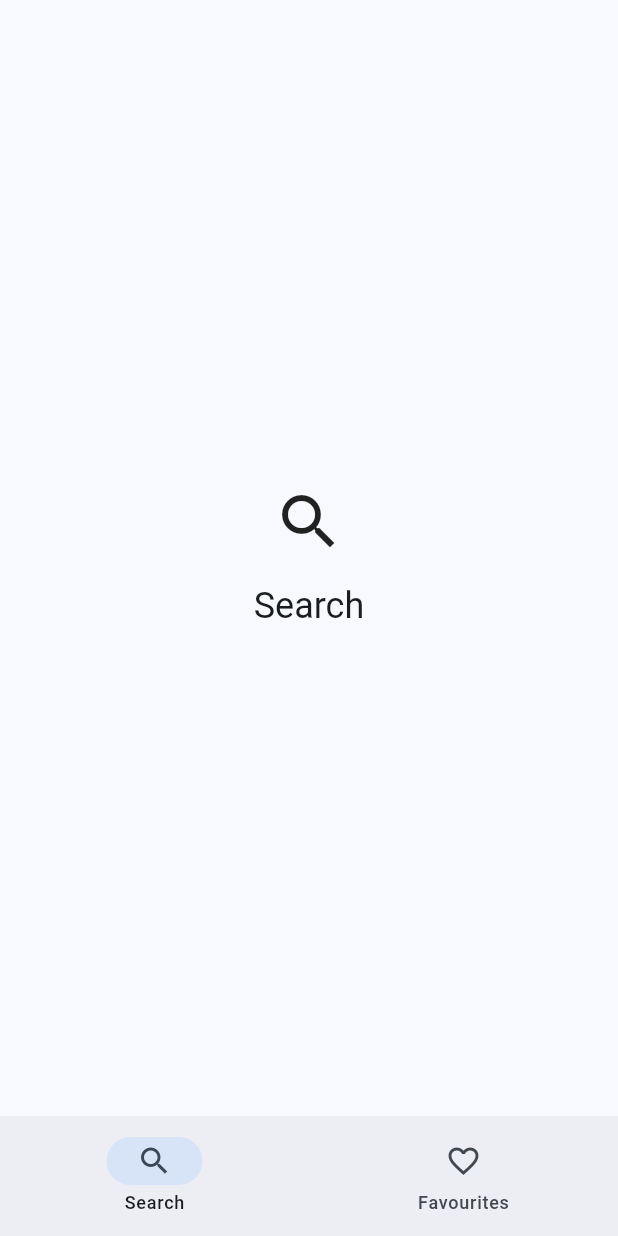
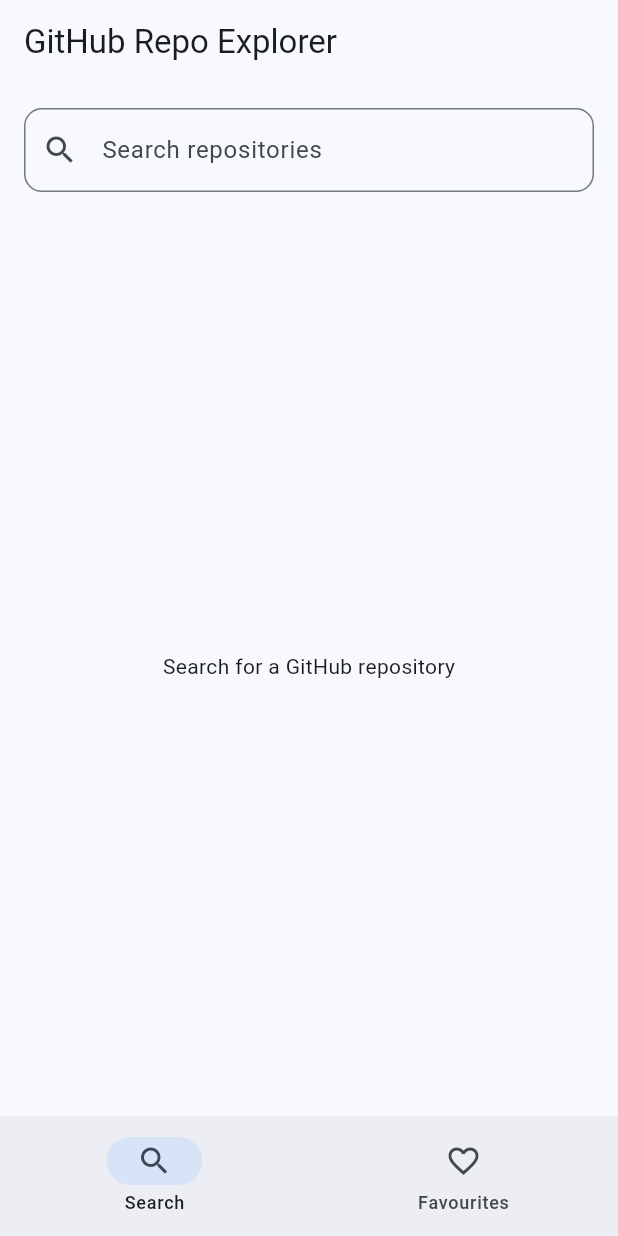
Before and after one commit to laknaremote-byte/github-repo-explorer, a Flutter app: the screen it shows after launch, on a phone screen of 412 x 824 dp. Run offline on Flutter 3.47's test engine with Material 3 defaults, Android fonts, the phone set to English and light mode, and no system bars; our stand-ins replace dio.

Commit message:
Implement GitHub repository search

```diff
--- /dev/null
+++ b/lib/models/repository.dart
@@ -0,0 +1,81 @@
+class Repository {
+  const Repository({
+    required this.id,
+    required this.name,
+    required this.fullName,
+    required this.ownerLogin,
+    required this.ownerAvatarUrl,
+    this.description,
+    required this.stars,
+    required this.forks,
+    required this.watchers,
+    required this.openIssuesCount,
+    this.language,
+    this.licenseName,
+    required this.updatedAt,
+    required this.htmlUrl,
+  });
+
+  final int id;
+  final String name;
+  final String fullName;
+  final String ownerLogin;
+  final String ownerAvatarUrl;
+  final String? description;
+  final int stars;
+  final int forks;
+  final int watchers;
+  final int openIssuesCount;
+  final String? language;
+  final String? licenseName;
+  final DateTime updatedAt;
+  final String htmlUrl;
+
+  factory Repository.fromJson(Map<String, dynamic> json) {
+    final owner = json['owner'] as Map<String, dynamic>?;
+
+    final license = json['license'] as Map<String, dynamic>?;
+
+    return Repository(
+      id: json['id'] as int,
+      name: json['name'] as String,
+      fullName: json['full_name'] as String,
+      ownerLogin: owner?['login'] as String? ?? '',
+      ownerAvatarUrl: owner?['avatar_url'] as String? ?? '',
+      description: json['description'] as String?,
+      stars: json['stargazers_count'] as int? ?? 0,
+      forks: json['forks_count'] as int? ?? 0,
+      watchers: json['watchers_count'] as int? ?? 0,
+      openIssuesCount: json['open_issues_count'] as int? ?? 0,
+      language: json['language'] as String?,
+      licenseName: license?['spdx_id'] as String?,
+      updatedAt: DateTime.parse(json['updated_at'] as String),
+      htmlUrl: json['html_url'] as String,
+    );
+  }
+
+  Map<String, dynamic> toJson() {
+    return {
+      'id': id,
+      'name': name,
+      'full_name': fullName,
+      'owner': {
+        'login': ownerLogin,
+        'avatar_url': ownerAvatarUrl,
+      },
+      'description': description,
+      'stargazers_count': stars,
+      'forks_count': forks,
+      'watchers_count': watchers,
+      'open_issues_count': openIssuesCount,
+      'language': language,
+      'license': licenseName == null
+          ? null
+          : {
+              'spdx_id': licenseName,
+            },
+      'updated_at': updatedAt.toIso8601String(),
+      'html_url': htmlUrl,
+    };
+  }
+}
--- /dev/null
+++ b/lib/providers/search_provider.dart
@@ -0,0 +1,72 @@
+import 'package:flutter/foundation.dart';
+
+import '../models/repository.dart';
+import '../services/github_api_service.dart';
+
+enum SearchStatus {
+  idle,
+  loading,
+  loaded,
+  empty,
+  error,
+}
+
+class SearchProvider extends ChangeNotifier {
+  SearchProvider({
+    required GithubApiService apiService,
+  }) : _apiService = apiService;
+
+  final GithubApiService _apiService;
+
+  List<Repository> _repositories = [];
+  String _query = '';
+  SearchStatus _status = SearchStatus.idle;
+  String? _errorMessage;
+
+  int _currentPage = 1;
+  bool _hasMore = true;
+
+  List<Repository> get repositories => _repositories;
+  String get query => _query;
+  SearchStatus get status => _status;
+  String? get errorMessage => _errorMessage;
+  bool get hasMore => _hasMore;
+
+  Future<void> search(String query) async {
+    final trimmedQuery = query.trim();
+
+    if (trimmedQuery.isEmpty) {
+      _repositories = [];
+      _query = '';
+      _status = SearchStatus.idle;
+      _errorMessage = null;
+      notifyListeners();
+      return;
+    }
+
+    _query = trimmedQuery;
+    _currentPage = 1;
+    _hasMore = true;
+    _status = SearchStatus.loading;
+    _errorMessage = null;
+    notifyListeners();
+
+    try {
+      final results = await _apiService.searchRepositories(
+        query: _query,
+        page: _currentPage,
+      );
+
+      _repositories = results;
+      _hasMore = results.length == 20;
+      _status = results.isEmpty
+          ? SearchStatus.empty
+          : SearchStatus.loaded;
+    } catch (error) {
+      _status = SearchStatus.error;
+      _errorMessage = 'Unable to search GitHub repositories.';
+    }
+
+    notifyListeners();
+  }
+}
--- a/lib/screens/home_screen.dart
+++ b/lib/screens/home_screen.dart
@@ -1,4 +1,5 @@
 import 'package:flutter/material.dart';
+import 'package:github_repo_explorer/screens/search_screen.dart';
 
 class HomeScreen extends StatefulWidget {
   const HomeScreen({super.key});
@@ -11,10 +12,7 @@
   int _selectedIndex = 0;
 
   final List<Widget> _screens = const [
-    _PlaceholderScreen(
-      title: 'Search',
-      icon: Icons.search,
-    ),
+    SearchScreen(),
     _PlaceholderScreen(
       title: 'Favourites',
       icon: Icons.favorite_border,
--- /dev/null
+++ b/lib/screens/search_screen.dart
@@ -0,0 +1,99 @@
+import 'package:flutter/material.dart';
+import 'package:provider/provider.dart';
+
+import '../providers/search_provider.dart';
+import '../widgets/repository_card.dart';
+
+class SearchScreen extends StatefulWidget {
+  const SearchScreen({super.key});
+
+  @override
+  State<SearchScreen> createState() => _SearchScreenState();
+}
+
+class _SearchScreenState extends State<SearchScreen> {
+  final TextEditingController _searchController = TextEditingController();
+
+  @override
+  void dispose() {
+    _searchController.dispose();
+    super.dispose();
+  }
+
+  void _search() {
+    context.read<SearchProvider>().search(
+          _searchController.text,
+        );
+  }
+
+  @override
+  Widget build(BuildContext context) {
+    return Scaffold(
+      appBar: AppBar(
+        title: const Text('GitHub Repo Explorer'),
+      ),
+      body: Column(
+        children: [
+          Padding(
+            padding: const EdgeInsets.all(16),
+            child: TextField(
+              controller: _searchController,
+              textInputAction: TextInputAction.search,
+              onSubmitted: (_) => _search(),
+              decoration: InputDecoration(
+                hintText: 'Search repositories',
+                prefixIcon: const Icon(Icons.search),
+                border: OutlineInputBorder(
+                  borderRadius: BorderRadius.circular(12),
+                ),
+              ),
+            ),
+          ),
+          Expanded(
+            child: Consumer<SearchProvider>(
+              builder: (context, provider, child) {
+                switch (provider.status) {
+                  case SearchStatus.idle:
+                    return const Center(
+                      child: Text('Search for a GitHub repository'),
+                    );
+
+                  case SearchStatus.loading:
+                    return const Center(
+                      child: CircularProgressIndicator(),
+                    );
+
+                  case SearchStatus.empty:
+                    return const Center(
+                      child: Text('No repositories found'),
+                    );
+
+                  case SearchStatus.error:
+                    return Center(
+                      child: Text(
+                        provider.errorMessage ??
+                            'Something went wrong.',
+                      ),
+                    );
+
+                  case SearchStatus.loaded:
+                    return ListView.builder(
+                      padding: const EdgeInsets.symmetric(
+                        horizontal: 16,
+                      ),
+                      itemCount: provider.repositories.length,
+                      itemBuilder: (context, index) {
+                        return RepositoryCard(
+                          repository: provider.repositories[index],
+                        );
+                      },
+                    );
+                }
+              },
+            ),
+          ),
+        ],
+      ),
+    );
+  }
+}
--- /dev/null
+++ b/lib/services/github_api_service.dart
@@ -0,0 +1,36 @@
+import 'package:dio/dio.dart';
+
+import '../models/repository.dart';
+
+class GithubApiService {
+  GithubApiService({Dio? dio}) : _dio = dio ?? Dio();
+
+  final Dio _dio;
+
+  static const _baseUrl = 'https://api.github.com';
+
+  Future<List<Repository>> searchRepositories({
+    required String query,
+    int page = 1,
+    int perPage = 20,
+  }) async {
+    final response = await _dio.get(
+      '$_baseUrl/search/repositories',
+      queryParameters: {
+        'q': query,
+        'page': page,
+        'per_page': perPage,
+      },
+    );
+
+    final items = response.data['items'] as List<dynamic>;
+
+    return items
+        .map(
+          (item) => Repository.fromJson(
+            item as Map<String, dynamic>,
+          ),
+        )
+        .toList();
+  }
+}
```
Also changed, not shown: lib/main.dart (+17 -1 lines), lib/widgets/repository_card.dart (added, +73 -0 lines), 1 other file.
